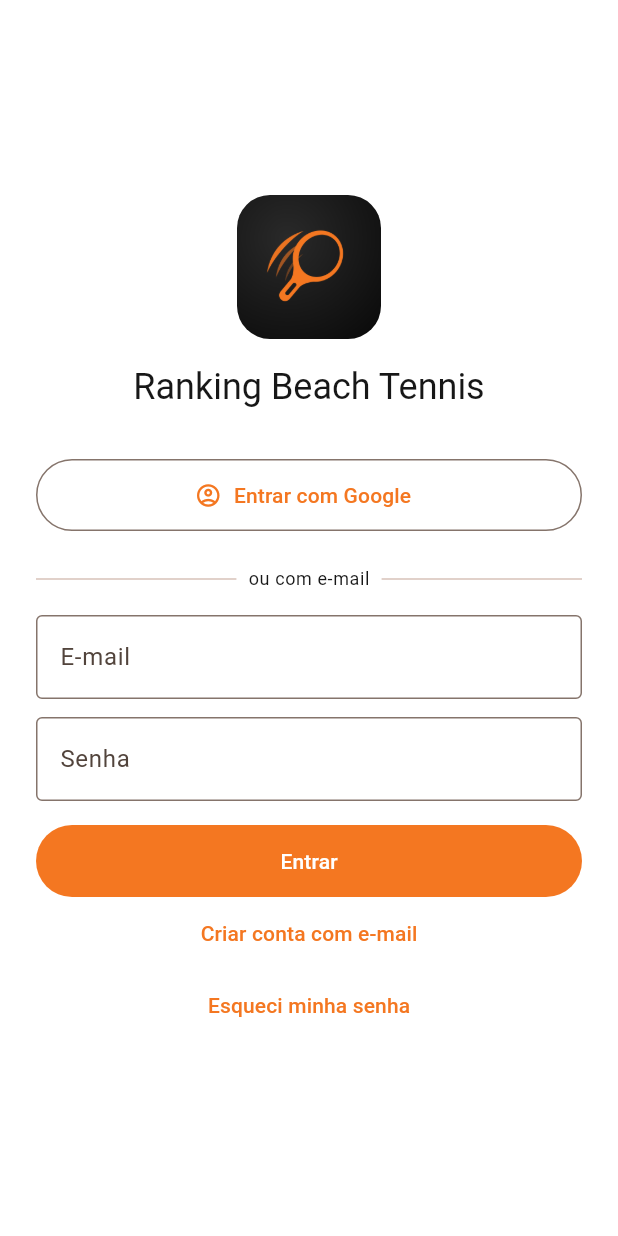
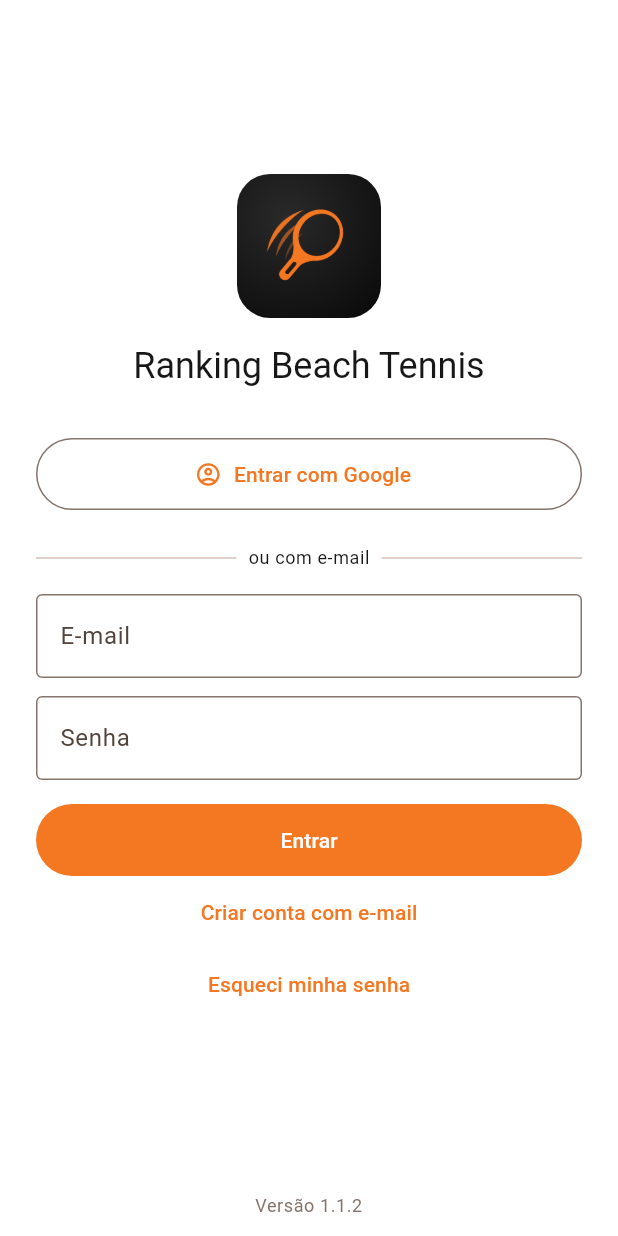
Before and after one commit to alexandreluchetti/ranking-beach-tennis-app, a Flutter app: the screen it shows after launch, on a phone screen of 412 x 824 dp. Run offline on Flutter 3.47's test engine with Material 3 defaults, Android fonts, the phone set to English and light mode, and no system bars; our stand-ins replace connectivity_plus, dio, firebase_auth, firebase_core, firebase_messaging, flutter_riverpod and 5 more; accounts and stored records are empty.

Commit message:
Show the app version in the sign-in footer
Co-Authored-By: Claude Opus 5.5 <noreply@anthropic.com>

```diff
--- a/lib/features/auth/login_screen.dart
+++ b/lib/features/auth/login_screen.dart
@@ -2,6 +2,7 @@ import 'package:flutter/material.dart';
 import 'package:flutter_riverpod/flutter_riverpod.dart';
 
 import '../../core/storage/local_store.dart';
+import '../about/app_info.dart';
 import '../me/me_repository.dart';
 import 'auth_providers.dart';
 import 'auth_repository.dart';
@@ -89,7 +90,21 @@ class _LoginScreenState extends ConsumerState<LoginScreen> {
   @override
   Widget build(BuildContext context) {
     final theme = Theme.of(context);
+    final version = ref.watch(appVersionProvider).value;
     return Scaffold(
+      // Footer with the app version (hidden while unknown).
+      bottomNavigationBar: version == null
+          ? null
+          : SafeArea(
+              child: Padding(
+                padding: const EdgeInsets.only(bottom: 12),
+                child: Text(
+                  'Versão $version',
+                  textAlign: TextAlign.center,
+                  style: theme.textTheme.bodySmall?.copyWith(color: theme.colorScheme.outline),
+                ),
+              ),
+            ),
       body: SafeArea(
         child: Center(
           child: SingleChildScrollView(
```
Also changed, not shown: 1 other file.
